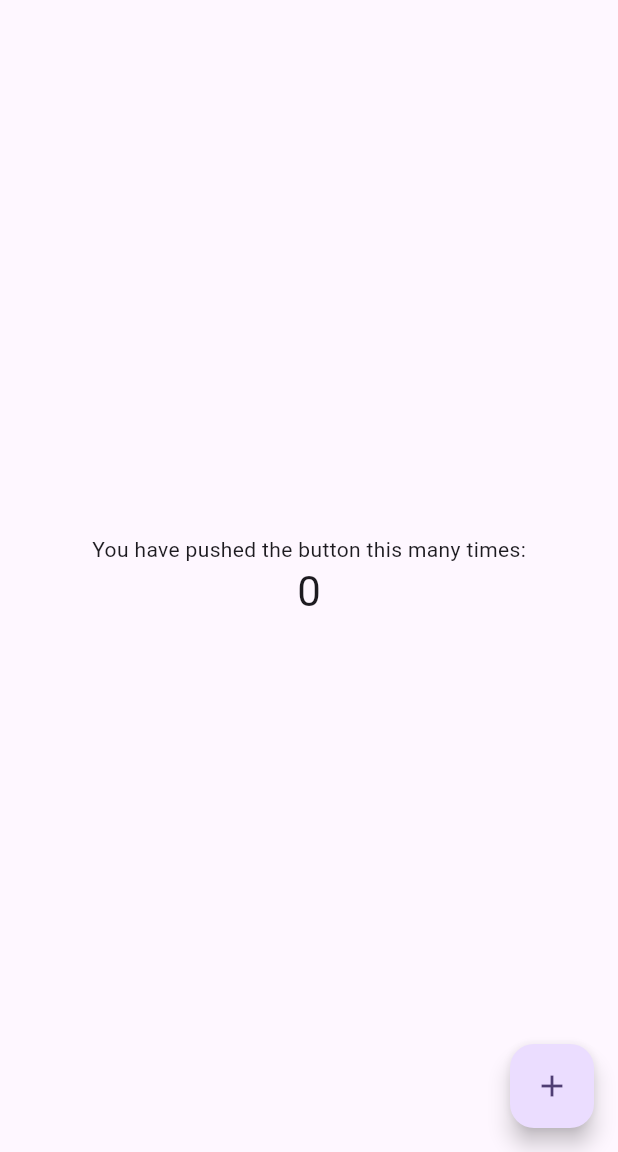
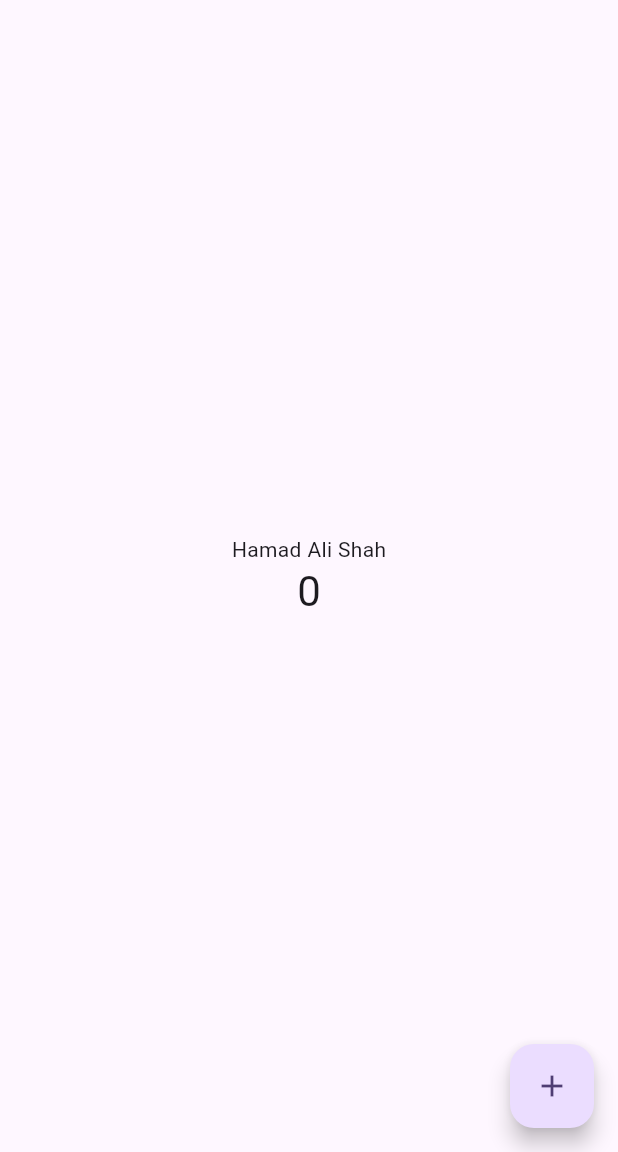
Before and after one commit to GHSHamad312/Mobile_App_Development_labs, a Flutter app: the screen it shows after launch, on a phone screen of 412 x 824 dp, the part 84-1236 px from its top. Run offline on Flutter 3.47's test engine with Material 3 defaults, Android fonts, the phone set to English and light mode, and no system bars.

Commit message:
lab 1 final

```diff
--- a/lab1/lib/main.dart
+++ b/lab1/lib/main.dart
@@ -104,7 +104,7 @@ class _MyHomePageState extends State<MyHomePage> {
           // wireframe for each widget.
           mainAxisAlignment: MainAxisAlignment.center,
           children: <Widget>[
-            const Text('You have pushed the button this many times:'),
+            const Text('Hamad Ali Shah'),
             Text(
               '$_counter',
               style: Theme.of(context).textTheme.headlineMedium,
```
